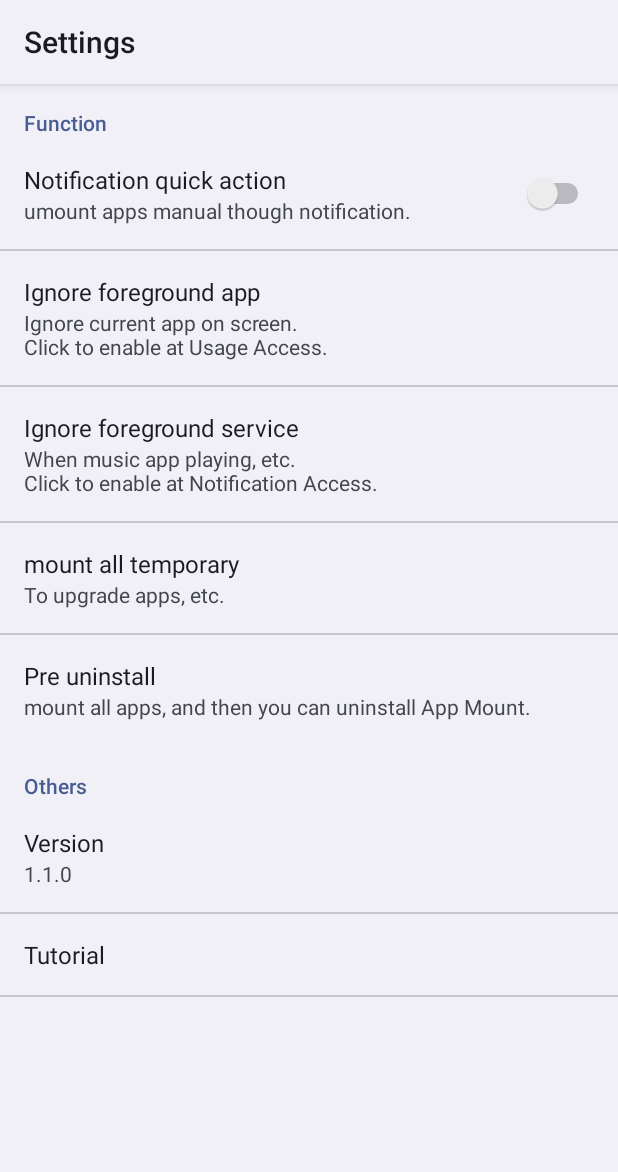
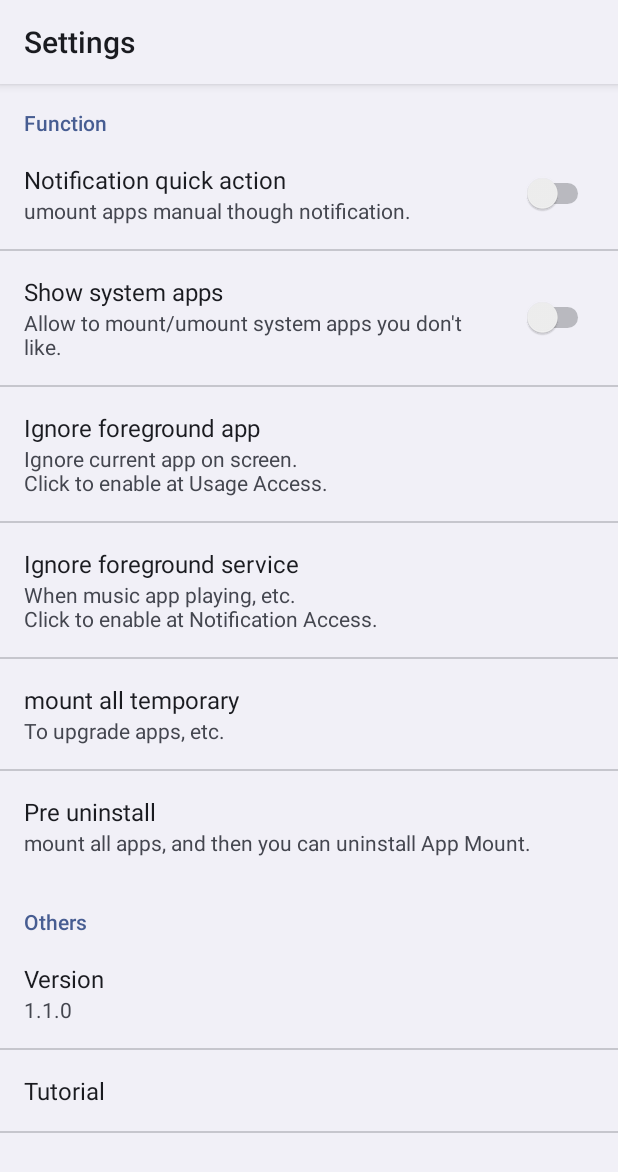
Before and after one commit to mthli/Mount, an Android app: the SettingsActivity screen opened directly, with no data from a screen before it, on a phone screen of 412 x 824 dp. Shown: the top 1172 px of the screen. Run offline under Robolectric (Android 15) with nearby library versions, the phone set to English and light mode, and no system bars; our stand-ins replace RxJava.

Commit message:
filter system apps

```diff
--- a/app/src/main/java/io/github/mthli/mount/util/PreferenceUtils.java
+++ b/app/src/main/java/io/github/mthli/mount/util/PreferenceUtils.java
@@ -37,4 +37,9 @@ public class PreferenceUtils {
         String key = context.getString(R.string.preference_key_notification_quick_action);
         return PreferenceManager.getDefaultSharedPreferences(context).getBoolean(key, false);
     }
+
+    public static boolean isShowSystemApps(Context context) {
+        String key = context.getString(R.string.preference_key_show_system_apps);
+        return PreferenceManager.getDefaultSharedPreferences(context).getBoolean(key, false);
+    }
 }
--- a/app/src/main/res/values/strings.xml
+++ b/app/src/main/res/values/strings.xml
@@ -54,6 +54,9 @@
     <string name="preference_key_notification_quick_action">preference_key_show_notification</string>
     <string name="preference_title_notification_quick_action">Notification quick action</string>
     <string name="preference_summary_notification_quick_action">umount apps manual though notification.</string>
+    <string name="preference_key_show_system_apps">preference_key_show_system_apps</string>
+    <string name="preference_title_show_system_apps">Show system apps</string>
+    <string name="preference_summary_show_system_apps">Allow to mount/umount system apps you don\'t like.</string>
     <string name="preference_key_ignore_foreground_app">preference_key_ignore_foreground_app</string>
     <string name="preference_title_ignore_foreground_app">Ignore foreground app</string>
     <string name="preference_summary_ignore_foreground_app">
--- a/app/src/main/res/xml/preferences.xml
+++ b/app/src/main/res/xml/preferences.xml
@@ -26,6 +26,13 @@
                 android:key="@string/preference_key_notification_quick_action"
                 android:title="@string/preference_title_notification_quick_action"
                 android:summary="@string/preference_summary_notification_quick_action"
+                android:defaultValue="false">
+        </SwitchPreference>
+
+        <SwitchPreference
+                android:key="@string/preference_key_show_system_apps"
+                android:title="@string/preference_title_show_system_apps"
+                android:summary="@string/preference_summary_show_system_apps"
                 android:defaultValue="false">
         </SwitchPreference>
 
```
Also changed, not shown: app/src/main/java/io/github/mthli/mount/app/MountActivity.java (+13 -11 lines), 2 other files.
